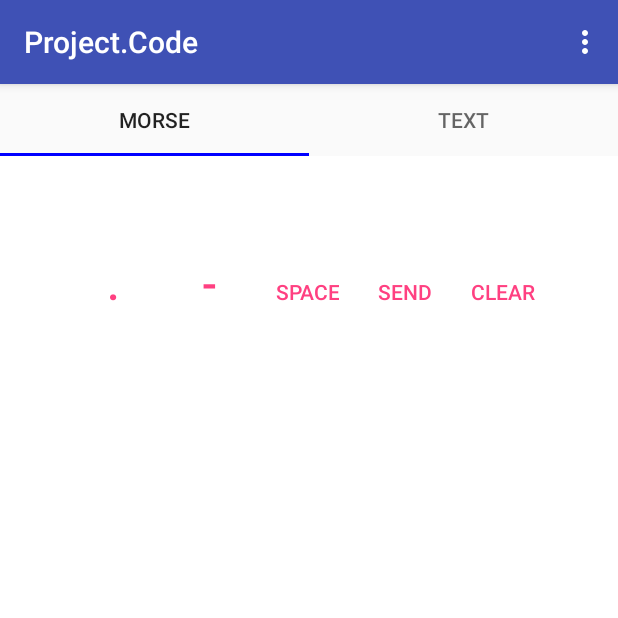
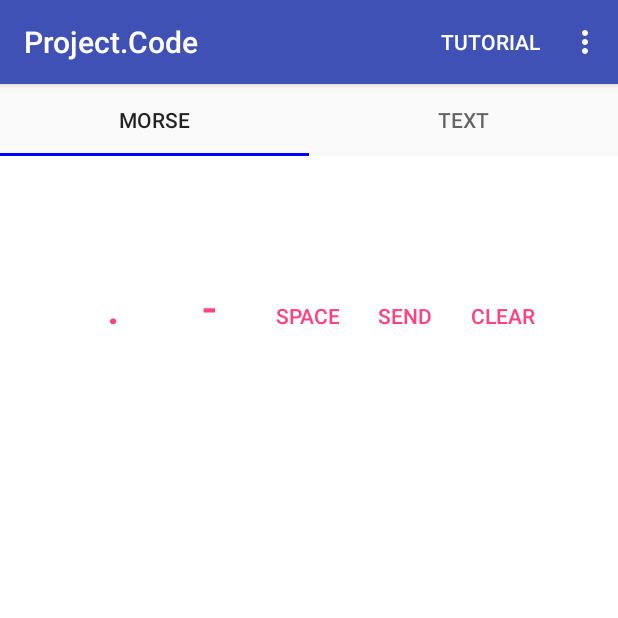
Before and after one commit to Joemiddle/ProjectCode, an Android app: the screen it shows after launch (ProjectActivity), on a phone screen of 412 x 824 dp, the top half of it. Run offline under Robolectric (Android 15) with nearby library versions, the light colour scheme and no system bars.

Commit message:
fix to null text and added menu option

```diff
--- a/MyApplication2/projectcode/src/main/java/code/project/projectcode/FragmentHandler.java
+++ b/MyApplication2/projectcode/src/main/java/code/project/projectcode/FragmentHandler.java
@@ -166,15 +166,16 @@ public class FragmentHandler extends Fragment {
                     EditText messageText = (EditText)view.findViewById(R.id.message);
 
                     String message = messageText.getText().toString();
+                    if(!message.isEmpty()) {
                         message = TextToMorse.textToMorse(message);
-                    // now needs to display message
-                    TextView converstaion = (TextView)view.findViewById(R.id.conversation);
-                    converstaion.setText(message);
+                        // now needs to display message
+                        TextView converstaion = (TextView) view.findViewById(R.id.conversation);
+                        converstaion.setText(message);
 
-                    if(prefs.checkSound())
-                    {
-                        MorseToSound sound = new MorseToSound();
-                        sound.morseToSound(message);
+                        if (prefs.checkSound()) {
+                            MorseToSound sound = new MorseToSound();
+                            sound.morseToSound(message);
+                        }
                     }
                 }
             });
--- a/MyApplication2/projectcode/src/main/res/layout/fragment_morse.xml
+++ b/MyApplication2/projectcode/src/main/res/layout/fragment_morse.xml
@@ -5,9 +5,9 @@
 
     <TextView
         android:layout_width="wrap_content"
-        android:layout_height="wrap_content"
+        android:layout_height="70sp"
         android:id="@+id/translation"
-        android:textSize="40sp"/>
+        android:textSize="30sp"/>
 
     <LinearLayout
         android:layout_width="wrap_content"
--- a/MyApplication2/projectcode/src/main/res/menu/menu.xml
+++ b/MyApplication2/projectcode/src/main/res/menu/menu.xml
@@ -15,4 +15,13 @@ xmlns:tools="http://schemas.android.com/tools" tools:context=".ProjectActivity">
     android:title="@string/language"
     app:showAsAction="never"
     android:orderInCategory="1" />
+
+    <item
+        style="@style/AppTheme"
+        android:id="@+id/Tutorial"
+        android:title="@string/tutorial"
+        app:showAsAction="ifRoom"
+        android:orderInCategory="1"/>
+
+
 </menu>
--- a/MyApplication2/projectcode/src/main/res/values/strings.xml
+++ b/MyApplication2/projectcode/src/main/res/values/strings.xml
@@ -5,4 +5,5 @@
     <string name="send">SEND</string>
     <string name="language">Francais</string>
     <string name="sound">Sound</string>
+    <string name="tutorial">Tutorial</string>
 </resources>
```
Also changed, not shown: 1 other file.
